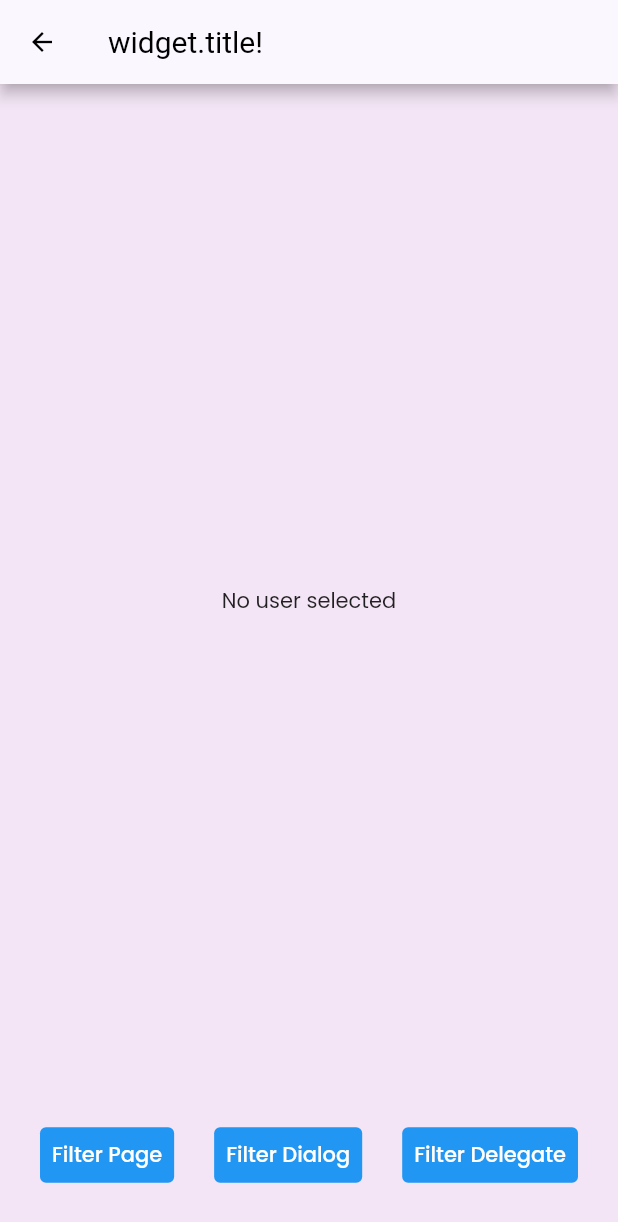
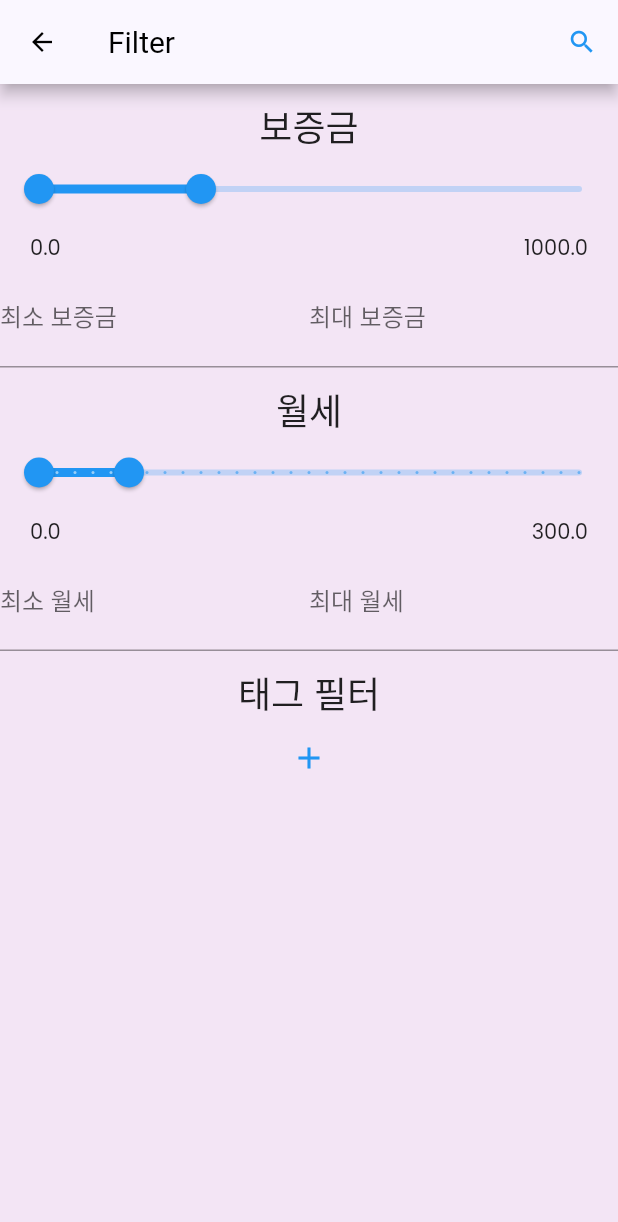
Before and after one commit to qpalzmm22/HRE, a Flutter app: the SearchPage screen opened by its route, on a phone screen of 412 x 824 dp. Shown: the top 1222 px of the screen. Run offline on Flutter 3.47's test engine with Material 2 defaults, Android fonts, the phone set to English and light mode, and no system bars; our stand-ins replace badges, carousel_slider, cloud_firestore, firebase_auth, firebase_core, firebase_storage and 8 more; missing offline and left inert: custom_clippers, filter_list, flutterfire_ui, horizontal_card_pager, kpostal; accounts and stored records are empty; network calls fail; statements that could not run were skipped.

Commit message:
wip(search query)

```diff
--- a/lib/app.dart
+++ b/lib/app.dart
@@ -57,7 +57,7 @@ class HreApp extends StatelessWidget {
         // '/edit': (BuildContext context) => const UpdateProduct(),
         '/map': (BuildContext context) =>  Map(),
         '/messagePage': (BuildContext context) => const MessagePage(),
-        '/communityPage' : (BuildContext context) => const ComunityPage(),
+        '/communityPage' : (BuildContext context) => const CommunityPage(),
         '/searchPage': (BuildContext context) => SearchPage(),
         '/postPage' : (BuildContext context) => const PostPage(),
         '/roommateDetail' : (BuildContext context)  => const RoommateDetail(),
--- a/lib/search.dart
+++ b/lib/search.dart
@@ -1,5 +1,8 @@
 import 'package:filter_list/filter_list.dart';
+import 'package:flutter/services.dart';
 import 'package:flutter/material.dart';
+import 'dbutility.dart';
+import 'appState.dart';
 
 class SearchPage extends StatefulWidget {
   const SearchPage({Key? key, this.title}) : super(key: key);
@@ -9,174 +12,348 @@ class SearchPage extends StatefulWidget {
   _SearchPage createState() => _SearchPage();
 }
 
+
+/// Creating a global list for example purpose.
+/// Generally it should be within data class or where ever you want
+List<String> tagList = [
+  "그할마",
+  "커피유야",
+  "법원",
+  "양덕 주차장",
+  "다이소(양덕",
+
+  "원룸",
+  "미니투룸",
+  "투룸",
+  "쉐어하우스",
+  "싱크대",
+
+  "Wi-Fi",
+  "침대",
+  "가스 레인지",
+  "냉장고",
+  "에어콘",
+
+  "장롱",
+  "세탁기",
+  "의자",
+  "신발장",
+  "배란다",
+
+];
+
 class _SearchPage extends State<SearchPage> {
-  List<User>? selectedUserList = [];
 
-  Future<void> openFilterDelegate() async {
-    await FilterListDelegate.show<User>(
-      context: context,
-      list: userList,
-      selectedListData: selectedUserList,
-      theme: FilterListDelegateThemeData(
-        listTileTheme: ListTileThemeData(
-          shape: RoundedRectangleBorder(
-            borderRadius: BorderRadius.circular(10),
-          ),
-          tileColor: Colors.white,
-          selectedColor: Colors.red,
-          selectedTileColor: const Color(0xFF649BEC).withOpacity(.5),
-          textColor: Colors.blue,
-        ),
-      ),
-      // enableOnlySingleSelection: true,
-      onItemSearch: (user, query) {
-        return user.name!.toLowerCase().contains(query.toLowerCase());
-      },
-      tileLabel: (user) => user!.name,
-      emptySearchChild: const Center(child: Text('No user found')),
-      // enableOnlySingleSelection: true,
-      searchFieldHint: 'Search Here..',
-      /*suggestionBuilder: (context, user, isSelected) {
-        return ListTile(
-          title: Text(user.name!),
-          leading: const CircleAvatar(
-            backgroundColor: Colors.blue,
-          ),
-          selected: isSelected,
-        );
-      },*/
-      onApplyButtonClick: (list) {
-        setState(() {
-          selectedUserList = list;
-        });
-      },
-    );
+  double _depositSliderStartValue = 0.0;
+  double _depositSliderEndValue = 300.0;
+  double _monthlySliderStartValue = 0.0;
+  double _monthlySliderEndValue = 50.0;
+
+  final double _depositMin = 0.0;
+  final double _depositMax = 1000.0;
+  final double _monthlyMin = 0.0;
+  final double _monthlyMax = 300.0;
+
+  final _depositMinTextFieldController = TextEditingController();
+  final _depositMaxTextFieldController = TextEditingController();
+  final _monthlyMinTextFieldController = TextEditingController();
+  final _monthlyMaxTextFieldController = TextEditingController();
+
+  String? _numVerifier(value) {
+    if (value !=  null && int.tryParse(value) != null) {
+      return 'Input msut be int';
+    } else return null;
   }
 
+  List<String> selectedTagList = [];
+
+
   Future<void> _openFilterDialog() async {
-    await FilterListDialog.display<User>(
+    await FilterListDialog.display<String>(
       context,
       hideSelectedTextCount: true,
       themeData: FilterListThemeData(context),
-      headlineText: 'Select Users',
+      headlineText: 'Select Tags',
       height: 500,
-      listData: userList,
-      selectedListData: selectedUserList,
-      choiceChipLabel: (item) => item!.name,
+      listData: tagList,
+      selectedListData: selectedTagList,
+      choiceChipLabel: (item) => item,//item!.name,
       validateSelectedItem: (list, val) => list!.contains(val),
       controlButtons: [ControlButtonType.All, ControlButtonType.Reset],
-      onItemSearch: (user, query) {
+      onItemSearch: (tag, query) {
         /// When search query change in search bar then this method will be called
         ///
         /// Check if items contains query
-        return user.name!.toLowerCase().contains(query.toLowerCase());
+        return tag.toLowerCase().contains(query.toLowerCase());
       },
 
       onApplyButtonClick: (list) {
         setState(() {
-          selectedUserList = List.from(list!);
+          selectedTagList = List.from(list!);
         });
         Navigator.pop(context);
       },
-
-      /// uncomment below code to create custom choice chip
-      /* choiceChipBuilder: (context, item, isSelected) {
-        return Container(
-          padding: const EdgeInsets.symmetric(horizontal: 16, vertical: 12),
-          margin: const EdgeInsets.symmetric(horizontal: 10, vertical: 10),
-          decoration: BoxDecoration(
-              border: Border.all(
-            color: isSelected! ? Colors.blue[300]! : Colors.grey[300]!,
-          )),
-          child: Text(
-            item.name,
-            style: TextStyle(
-                color: isSelected ? Colors.blue[300] : Colors.grey[500]),
-          ),
-        );
-      }, */
     );
   }
 
   @override
   Widget build(BuildContext context) {
+    // var mytheme = Theme.of(context);
+
     return Scaffold(
       appBar: AppBar(
-        title: Text("widget.title!"),
-      ),
-      bottomNavigationBar: Padding(
-        padding: const EdgeInsets.only(bottom: 30),
-        child: Row(
-          mainAxisAlignment: MainAxisAlignment.spaceEvenly,
-          children: <Widget>[
-            TextButton(
+        title: Text("Filter"),
+        actions: [
+          IconButton(
+            icon: Icon(Icons.search, color: Colors.blue,),
             onPressed: () async {
-                final list = await Navigator.push(
-                  context,
-                  MaterialPageRoute(
-                    builder: (context) => FilterPage(
-                      allTextList: userList,
-                      selectedUserList: selectedUserList,
-                    ),
-                  ),
-                );
-                if (list != null) {
-                  setState(() {
-                    selectedUserList = List.from(list);
-                  });
-                }
+
+
+              // SEARCH QUERY
+              List<House> houses = await getQueriedHouses(
+                  _depositSliderStartValue,
+                  _depositSliderEndValue,
+                  _monthlySliderStartValue,
+                  _monthlySliderEndValue,
+                  selectedTagList);
+
+
+              // double _depositSliderStartValue = 0.0;
+              // double _depositSliderEndValue = 300.0;
+              // double _monthlySliderStartValue = 0.0;
+              // double _monthlySliderEndValue = 50.0;
+
+              Navigator.pushNamed(context, '/queryList');
             },
-              style: ButtonStyle(
-                backgroundColor: MaterialStateProperty.all(Colors.blue),
-              ),
-              child: const Text(
-                "Filter Page",
-                style: TextStyle(color: Colors.white),
-              ),
-            ),
-            TextButton(
-              onPressed: _openFilterDialog,
-              style: ButtonStyle(
-                backgroundColor: MaterialStateProperty.all(Colors.blue),
-              ),
-              child: const Text(
-                "Filter Dialog",
-                style: TextStyle(color: Colors.white),
-              ),
-              // color: Colors.blue,
-            ),
-            TextButton(
-              onPressed: openFilterDelegate,
-              style: ButtonStyle(
-                backgroundColor: MaterialStateProperty.all(Colors.blue),
-              ),
-              child: const Text(
-                "Filter Delegate",
-                style: TextStyle(color: Colors.white),
-              ),
-              // color: Colors.blue,
           ),
         ],
       ),
-      ),
+      // body : ,
+      // bottomNavigationBar: Padding(
+      //   padding: const EdgeInsets.only(bottom: 30),
+      //   child: Row(
+      //     mainAxisAlignment: MainAxisAlignment.spaceEvenly,
+      //     children: <Widget>[
+      //       TextButton(
+      //         onPressed: () async {
+      //           final list = await Navigator.push(
+      //             context,
+      //             MaterialPageRoute(
+      //               builder: (context) => FilterPage(
+      //                 allTextList: userList,
+      //                 selectedUserList: selectedUserList,
+      //               ),
+      //             ),
+      //           );
+      //           if (list != null) {
+      //             setState(() {
+      //               selectedUserList = List.from(list);
+      //             });
+      //           }
+      //         },
+      //         style: ButtonStyle(
+      //           backgroundColor: MaterialStateProperty.all(Colors.blue),
+      //         ),
+      //         child: const Text(
+      //           "Filter Page",
+      //           style: TextStyle(color: Colors.white),
+      //         ),
+      //       ),
+      //       TextButton(
+      //         onPressed: openFilterDelegate,
+      //         style: ButtonStyle(
+      //           backgroundColor: MaterialStateProperty.all(Colors.blue),
+      //         ),
+      //         child: const Text(
+      //           "Filter Delegate",
+      //           style: TextStyle(color: Colors.white),
+      //         ),
+      //         // color: Colors.blue,
+      //       ),
+      //     ],
+      //   ),
+      // ),
       body: Column(
         children: <Widget>[
-          if (selectedUserList == null || selectedUserList!.isEmpty)
-            const Expanded(
-              child: Center(
-                child: Text('No user selected'),
+          SizedBox(height : 10),
+          Text("보증금",
+            style: Theme.of(context).textTheme.headline5,
           ),
-            )
-          else
+          RangeSlider(
+            min: _depositMin,
+            max: _depositMax,
+            values: RangeValues(_depositSliderStartValue, _depositSliderEndValue),
+            labels: RangeLabels(
+              _depositSliderStartValue.toString(),
+              _depositSliderEndValue.toString(),
+            ),
+            divisions: (_depositMax - _depositMin)~/10,
+            // values: RangeValues(double.tryParse((_depositMinTextFieldController.text), double.parse(_depositMaxTextFieldController.text)),
+            onChanged: (values) {
+              setState(() {
+                _depositSliderStartValue = values.start;
+                _depositSliderEndValue = values.end;
+                _depositMinTextFieldController.text = values.start.toInt().toString();
+                _depositMaxTextFieldController.text = values.end.toInt().toString();
+              });
+            },
+          ),
+          Padding(
+            padding: EdgeInsets.fromLTRB(20, 5, 20, 5),
+            child : Row(
+            mainAxisAlignment: MainAxisAlignment.spaceBetween,
+            children: [
+              Text(_depositMin.toString()),
+              Text(_depositMax.toString()),
+            ],
+            ),
+          ),
+          Row(
+            children :[
+              Flexible(
+                child: TextField(
+                  readOnly: true,
+                  // inputFormatters: [FilteringTextInputFormatter.allow('')],
+                  controller: _depositMinTextFieldController,
+                  decoration: InputDecoration(
+                    // bor  der: InputBorder.none,
+                      hintText: '0 ~ 1000',
+                      labelText: "최소 보증금"),
+                  // onChanged: (value){
+                  //   setState((){
+                  //     double newVal = double.parse(_depositMinTextFieldController.text);
+                  //     // if(newVal >= _depositMin && newVal <= _depositMax && newVal >= double.parse(_depositMinTextFieldController.text)) {
+                  //       _depositMinTextFieldController.text = newVal.toString();
+                  //       _depositSliderStartValue = newVal;
+                  //     // }
+                  //   });
+                  // },
+                ),
+              ),
+              Flexible(
+                child:TextField(
+                  readOnly: true,
+                  inputFormatters: [FilteringTextInputFormatter.digitsOnly],
+                  controller: _depositMaxTextFieldController,
+                  decoration: InputDecoration(
+                    // border: InputBorder.none,
+                      hintText: '0 ~ 1000',
+                      labelText: "최대 보증금"),
+                  // onChanged: (value){
+                  //   setState((){
+                  //     double newVal = double.parse(_depositMaxTextFieldController.text);
+                  //     // if(newVal >= _depositMin && newVal <= _depositMax && newVal <= double.parse(_depositMaxTextFieldController.text)) {
+                  //       _depositMaxTextFieldController.text = newVal.toString();
+                  //       _depositSliderEndValue = newVal;
+                  //     // }
+                  //     // _depositSliderEndValue = int.parse(_depositMaxTextFieldController.text);
+                  //   });
+                  // },
+                ),
+              ),
+            ],
+          ),
+          SizedBox(height : 10),
+          Text("월세",
+            style: Theme.of(context).textTheme.headline5,
+          ),
+          RangeSlider(
+            min: _monthlyMin.toDouble(),
+            max: _monthlyMax.toDouble(),
+            values: RangeValues(_monthlySliderStartValue, _monthlySliderEndValue),
+            labels: RangeLabels(
+              _monthlySliderStartValue.toString(),
+              _monthlySliderEndValue.toString(),
+            ),
+            divisions: (_monthlyMax - _monthlyMin)~/10,
+            // values: RangeValues(double.parse(_monthlyMinTextFieldController.text), double.parse(_monthlyMinTextFieldController.text)),
+            onChanged: (values) {
+              setState(() {
+                _monthlySliderStartValue = values.start;
+                _monthlySliderEndValue = values.end;
+                _monthlyMinTextFieldController.text = values.start.toInt().toString();
+                _monthlyMaxTextFieldController.text = values.end.toInt().toString();
+              });
+            },
+          ),
+          Padding(
+            padding: EdgeInsets.fromLTRB(20, 5, 20, 5),
+            child : Row(
+              mainAxisAlignment: MainAxisAlignment.spaceBetween,
+              children: [
+                Text(_monthlyMin.toString()),
+                Text(_monthlyMax.toString())
+              ],
+            ),
+          ),
+
+          Row(
+            children :[
+              Flexible(
+                child: TextField(
+                  readOnly: true,
+                  inputFormatters: [FilteringTextInputFormatter.digitsOnly],
+                  controller: _monthlyMinTextFieldController,
+                  decoration: InputDecoration(
+                    // border: InputBorder.none,
+                      hintText: '0 ~ 300',
+                      labelText: "최소 월세"),
+                  // onChanged: (value){
+                  //   setState((){
+                  //     double newVal = double.parse(_monthlyMinTextFieldController.text);
+                  //     if(newVal >= _monthlyMin && newVal <= _monthlyMax && newVal >= double.parse(_monthlyMinTextFieldController.text)) {
+                  //       _monthlyMinTextFieldController.text = newVal.toString();
+                  //       _monthlySliderStartValue = newVal;
+                  //     }
+                  //   });
+                  // },
+                ),
+              ),
+              Flexible(
+                child : TextField(
+                  readOnly: true,
+                  inputFormatters: [FilteringTextInputFormatter.digitsOnly],
+                  controller: _monthlyMaxTextFieldController,
+                  decoration: InputDecoration(
+                    // border: InputBorder.none,
+                      hintText: '0 ~ 300',
+                      labelText: "최대 월세"),
+                  // onChanged: (value){
+                  //   setState((){
+                  //     double newVal = double.parse(_monthlyMaxTextFieldController.text);
+                  //     if(newVal >= _monthlyMin && newVal <= _monthlyMax && newVal <= double.parse(_monthlyMaxTextFieldController.text)) {
+                  //       _monthlyMaxTextFieldController.text = newVal.toString();
+                  //       _monthlySliderEndValue = newVal;
+                  //     }
+                  //   });
+                  // },
+                ),
+              ),
+            ],
+          ),
+          SizedBox(height : 10),
+          Text("태그 필터",
+            style: Theme.of(context).textTheme.headline5,
+          ),
+          IconButton(
+            color: Colors.blue,
+            onPressed: _openFilterDialog,
+            // style: ButtonStyle(
+            //   backgroundColor: MaterialStateProperty.all(Colors.blue),
+            // ),
+            icon: Icon(Icons.add,
+              color: Colors.blue,
+            ), // TODO : better looking
+          ),
           Expanded(
             child: ListView.separated(
               itemBuilder: (context, index) {
                 return ListTile(
-                    title: Text(selectedUserList![index].name!),
+                  title: Text(selectedTagList![index]),
                 );
               },
               separatorBuilder: (context, index) => const Divider(),
-                itemCount: selectedUserList!.length,
+              itemCount: selectedTagList!.length,
             ),
           ),
         ],
@@ -184,137 +361,3 @@ class _SearchPage extends State<SearchPage> {
     );
   }
 }
-
-class FilterPage extends StatelessWidget {
-  const FilterPage({Key? key, this.allTextList, this.selectedUserList})
-      : super(key: key);
-  final List<User>? allTextList;
-  final List<User>? selectedUserList;
-  @override
-  Widget build(BuildContext context) {
-    return Scaffold(
-      appBar: AppBar(
-        title: const Text("Filter list Page"),
-      ),
-      body: SafeArea(
-        child: FilterListWidget<User>(
-          themeData: FilterListThemeData(context),
-          hideSelectedTextCount: true,
-          listData: userList,
-          selectedListData: selectedUserList,
-          onApplyButtonClick: (list) {
-            Navigator.pop(context, list);
-          },
-          choiceChipLabel: (item) {
-            /// Used to print text on chip
-            return item!.name;
-          },
-          // choiceChipBuilder: (context, item, isSelected) {
-          //   return Container(
-          //     padding: EdgeInsets.symmetric(horizontal: 16, vertical: 12),
-          //     margin: EdgeInsets.symmetric(horizontal: 10, vertical: 10),
-          //     decoration: BoxDecoration(
-          //         border: Border.all(
-          //       color: isSelected! ? Colors.blue[300]! : Colors.grey[300]!,
-          //     )),
-          //     child: Text(item.name),
-          //   );
-          // },
-          validateSelectedItem: (list, val) {
-            ///  identify if item is selected or not
-            return list!.contains(val);
-          },
-          onItemSearch: (user, query) {
-            /// When search query change in search bar then this method will be called
-            ///
-            /// Check if items contains query
-            return user.name!.toLowerCase().contains(query.toLowerCase());
-          },
-        ),
-      ),
-    );
-  }
-}
-
-class User {
-  final String? name;
-  final String? avatar;
-  User({this.name, this.avatar});
-}
-
-/// Creating a global list for example purpose.
-/// Generally it should be within data class or where ever you want
-List<User> userList = [
-  User(name: "Abigail", avatar: "user.png"),
-  User(name: "Audrey", avatar: "user.png"),
-  User(name: "Ava", avatar: "user.png"),
-  User(name: "Bella", avatar: "user.png"),
-  User(name: "Bernadette", avatar: "user.png"),
-  User(name: "Carol", avatar: "user.png"),
-  User(name: "Claire", avatar: "user.png"),
-  User(name: "Deirdre", avatar: "user.png"),
-  User(name: "Donna", avatar: "user.png"),
-  User(name: "Dorothy", avatar: "user.png"),
-  User(name: "Faith", avatar: "user.png"),
-  User(name: "Gabrielle", avatar: "user.png"),
-  User(name: "Grace", avatar: "user.png"),
-  User(name: "Hannah", avatar: "user.png"),
-  User(name: "Heather", avatar: "user.png"),
-  User(name: "Irene", avatar: "user.png"),
-  User(name: "Jan", avatar: "user.png"),
-  User(name: "Jane", avatar: "user.png"),
-  User(name: "Julia", avatar: "user.png"),
-  User(name: "Kylie", avatar: "user.png"),
-  User(name: "Lauren", avatar: "user.png"),
-  User(name: "Leah", avatar: "user.png"),
-  User(name: "Lisa", avatar: "user.png"),
-  User(name: "Melanie", avatar: "user.png"),
-  User(name: "Natalie", avatar: "user.png"),
-  User(name: "Olivia", avatar: "user.png"),
-  User(name: "Penelope", avatar: "user.png"),
-  User(name: "Rachel", avatar: "user.png"),
-  User(name: "Ruth", avatar: "user.png"),
-  User(name: "Sally", avatar: "user.png"),
-  User(name: "Samantha", avatar: "user.png"),
-  User(name: "Sarah", avatar: "user.png"),
-  User(name: "Theresa", avatar: "user.png"),
-  User(name: "Una", avatar: "user.png"),
-  User(name: "Vanessa", avatar: "user.png"),
-  User(name: "Victoria", avatar: "user.png"),
-  User(name: "Wanda", avatar: "user.png"),
-  User(name: "Wendy", avatar: "user.png"),
-  User(name: "Yvonne", avatar: "user.png"),
-  User(name: "Zoe", avatar: "user.png"),
-];
-/// Another example of [FilterListWidget] to filter list of strings
-/*
- FilterListWidget<String>(
-    listData: [
-      "One",
-      "Two",
-      "Three",
-      "Four",
-      "five",
-      "Six",
-      "Seven",
-      "Eight",
-      "Nine",
-      "Ten"
-    ],
-    selectedListData: ["One", "Three", "Four", "Eight", "Nine"],
-    onApplyButtonClick: (list) {
-      Navigator.pop(context, list);
-    },
-    choiceChipLabel: (item) {
-      /// Used to print text on chip
-      return item;
-    },
-    validateSelectedItem: (list, val) {
-      ///  identify if item is selected or not
-      return list!.contains(val);
-    },
-    onItemSearch: (text, query) {
-      return text.toLowerCase().contains(query.toLowerCase());
-    },
-  )
-*/
```
Also changed, not shown: lib/addHouse.dart (+12 -12 lines), lib/dbutility.dart (+33 -0 lines). Lines whose indentation alone changed are shown as unchanged.
